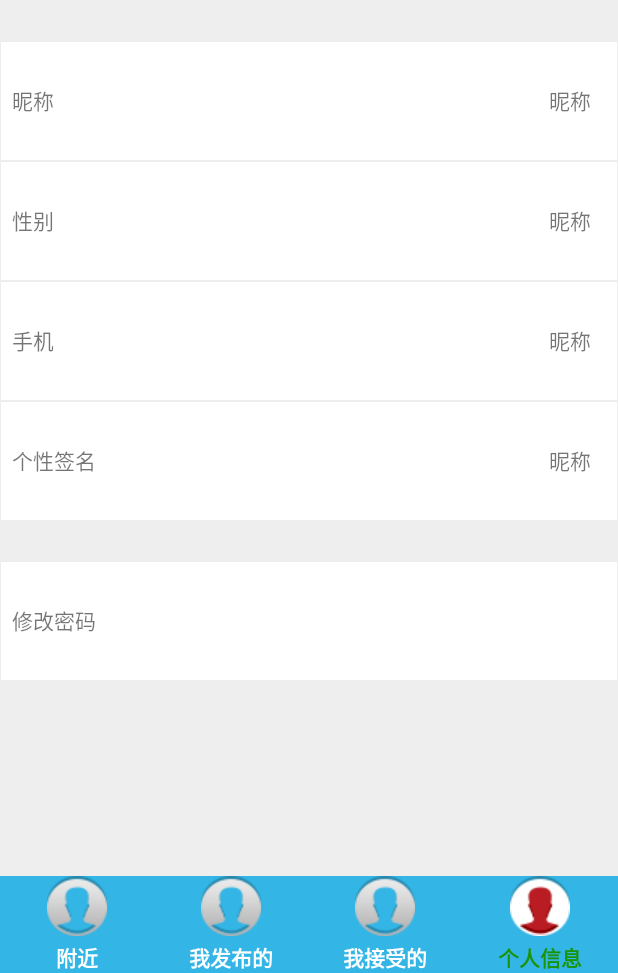
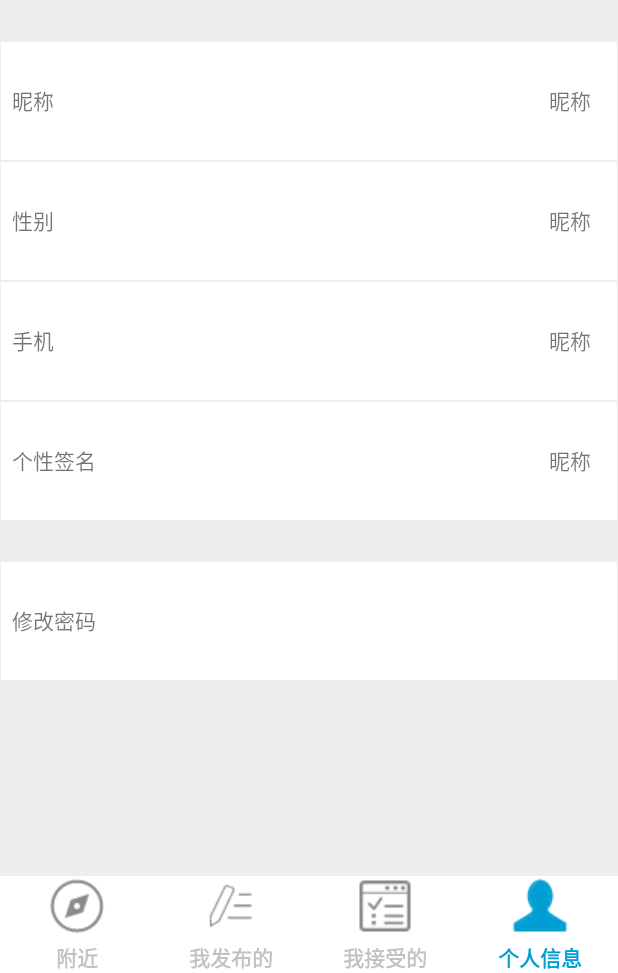
Before and after one commit to jichaofdu/PM_Project, an Android app: the MainActivity screen opened directly, with no data from a screen before it, after a tap on "个人信息", on a phone screen of 412 x 824 dp, the part 263-1236 px from its top. Run offline under Robolectric (Android 15) with nearby library versions, the phone set to English and light mode, and no system bars; libraries missing offline, so code that uses them is left out: com.amap.api; 24 statements that could not run were skipped; 3 other taps on this screen came first.

Commit message:
完善底部菜单栏图标

```diff
--- a/Client/Dada/app/src/main/java/projectmanager/dada/MainActivity.java
+++ b/Client/Dada/app/src/main/java/projectmanager/dada/MainActivity.java
@@ -212,23 +212,23 @@ public class MainActivity extends AppCompatActivity implements OnClickListener{
         // ImageView和TetxView置为绿色，页面随之跳转
         switch (v.getId()) {
             case R.id.nearby:
-                img_nearby.setImageResource(R.drawable.main_tab_item_user_focus);
-                tv_nearby.setTextColor(0xff1B940A);
+                img_nearby.setImageResource(R.drawable.nearby_selected);
+                tv_nearby.setTextColor(getResources().getColor(R.color.dada_blue));
                 initFragment(0);
                 break;
             case R.id.accepted:
-                img_accepted.setImageResource(R.drawable.main_tab_item_user_focus);
-                tv_accepted.setTextColor(0xff1B940A);
+                img_accepted.setImageResource(R.drawable.accepted_task_selected);
+                tv_accepted.setTextColor(getResources().getColor(R.color.dada_blue));
                 initFragment(1);
                 break;
             case R.id.published:
-                img_published.setImageResource(R.drawable.main_tab_item_user_focus);
-                tv_published.setTextColor(0xff1B940A);
+                img_published.setImageResource(R.drawable.published_task_selected);
+                tv_published.setTextColor(getResources().getColor(R.color.dada_blue));
                 initFragment(2);
                 break;
             case R.id.profile:
-                img_profile.setImageResource(R.drawable.main_tab_item_user_focus);
-                tv_profile.setTextColor(0xff1B940A);
+                img_profile.setImageResource(R.drawable.profile_selected);
+                tv_profile.setTextColor(getResources().getColor(R.color.dada_blue));
                 initFragment(3);
                 break;
 
@@ -240,15 +240,15 @@ public class MainActivity extends AppCompatActivity implements OnClickListener{
 
     private void restartBotton() {
         // ImageView置为灰色
-        img_nearby.setImageResource(R.drawable.main_tab_item_user_normal);
-        img_accepted.setImageResource(R.drawable.main_tab_item_user_normal);
-        img_published.setImageResource(R.drawable.main_tab_item_user_normal);
-        img_profile.setImageResource(R.drawable.main_tab_item_user_normal);
+        img_nearby.setImageResource(R.drawable.nearby_normal);
+        img_accepted.setImageResource(R.drawable.accepted_task_normal);
+        img_published.setImageResource(R.drawable.published_task_normal);
+        img_profile.setImageResource(R.drawable.profile_normal);
         // TextView置为白色
-        tv_nearby.setTextColor(0xffffffff);
-        tv_accepted.setTextColor(0xffffffff);
-        tv_published.setTextColor(0xffffffff);
-        tv_profile.setTextColor(0xffffffff);
+        tv_nearby.setTextColor(getResources().getColor(R.color.gray));
+        tv_accepted.setTextColor(getResources().getColor(R.color.gray));
+        tv_published.setTextColor(getResources().getColor(R.color.gray));
+        tv_profile.setTextColor(getResources().getColor(R.color.gray));
     }
 
     @Override
--- a/Client/Dada/app/src/main/res/layout/activity_bottom.xml
+++ b/Client/Dada/app/src/main/res/layout/activity_bottom.xml
@@ -2,7 +2,7 @@
 <LinearLayout xmlns:android="http://schemas.android.com/apk/res/android"
     android:layout_width="match_parent"
     android:layout_height="wrap_content"
-    android:background="@color/blue"
+    android:background="@color/white"
     >
     <LinearLayout
         android:id="@+id/nearby"
@@ -16,14 +16,14 @@
             android:id="@+id/img_nearby"
             android:layout_width="wrap_content"
             android:layout_height="wrap_content"
-            android:src="@drawable/main_tab_item_user_normal"/>
+            android:src="@drawable/nearby_normal"/>
         <TextView
             android:id="@+id/txt_nearby"
             android:layout_width="wrap_content"
             android:layout_height="wrap_content"
             android:layout_marginTop="3dp"
             android:text="附近"
-            android:textColor="@color/white"
+            android:textColor="@color/gray"
             android:textStyle="bold" />
     </LinearLayout>
 
@@ -38,14 +38,14 @@
             android:id="@+id/img_published"
             android:layout_width="wrap_content"
             android:layout_height="wrap_content"
-            android:src="@drawable/main_tab_item_user_normal"/>
+            android:src="@drawable/published_task_normal"/>
         <TextView
             android:id="@+id/txt_published"
             android:layout_width="wrap_content"
             android:layout_height="wrap_content"
             android:layout_marginTop="3dp"
             android:text="我发布的"
-            android:textColor="@color/white"
+            android:textColor="@color/gray"
             android:textStyle="bold" />
     </LinearLayout>
 
@@ -60,14 +60,14 @@
             android:id="@+id/img_accepted"
             android:layout_width="wrap_content"
             android:layout_height="wrap_content"
-            android:src="@drawable/main_tab_item_user_normal"/>
+            android:src="@drawable/accepted_task_normal"/>
         <TextView
             android:id="@+id/txt_accepted"
             android:layout_width="wrap_content"
             android:layout_height="wrap_content"
             android:layout_marginTop="3dp"
             android:text="我接受的"
-            android:textColor="@color/white"
+            android:textColor="@color/gray"
             android:textStyle="bold" />
     </LinearLayout>
 
@@ -82,14 +82,14 @@
             android:id="@+id/img_profile"
             android:layout_width="wrap_content"
             android:layout_height="wrap_content"
-            android:src="@drawable/main_tab_item_user_normal"/>
+            android:src="@drawable/profile_normal"/>
         <TextView
             android:id="@+id/txt_profile"
             android:layout_width="wrap_content"
             android:layout_height="wrap_content"
             android:layout_marginTop="3dp"
             android:text="个人信息"
-            android:textColor="@color/white"
+            android:textColor="@color/gray"
             android:textStyle="bold" />
     </LinearLayout>
 </LinearLayout>
```
Also changed, not shown: Client/Dada/app/src/main/res/drawable/accepted_task_normal.png (added), Client/Dada/app/src/main/res/drawable/accepted_task_selected.png (added), Client/Dada/app/src/main/res/drawable/nearby_normal.png (added), Client/Dada/app/src/main/res/drawable/nearby_selected.png (added), Client/Dada/app/src/main/res/drawable/profile_normal.png (added), Client/Dada/app/src/main/res/drawable/profile_selected.png (added), Client/Dada/app/src/main/res/drawable/published_task_normal.png (added), Client/Dada/app/src/main/res/drawable/published_task_selected.png (added).
